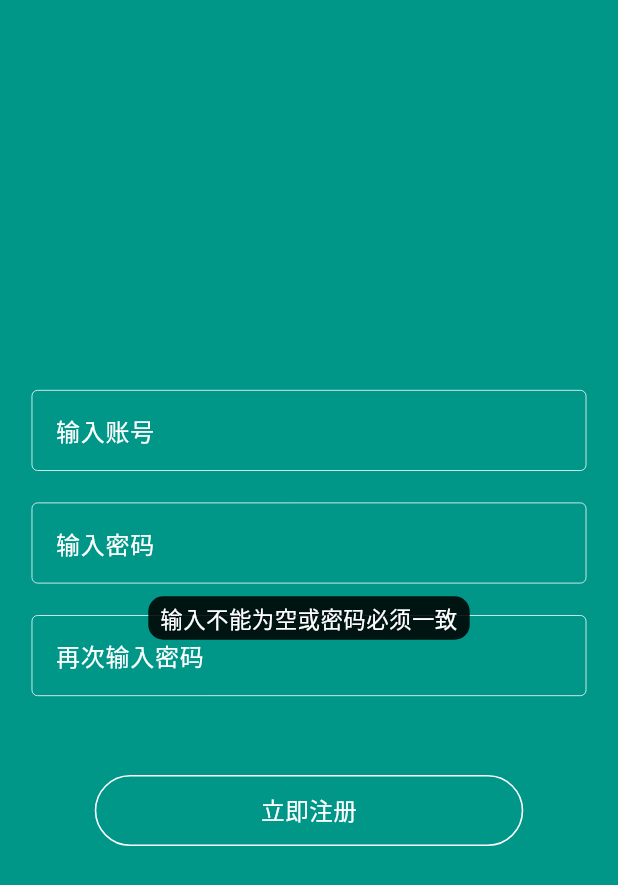
After one commit to smallg/flutter-demo, a Flutter app: the RegisterPage screen opened directly, after a tap on "立即注册", on a phone screen of 412 x 824 dp. The commit adds this screen. Shown: the top 885 px of the screen. Run offline on Flutter 3.47's test engine with Material 3 defaults, Android fonts, the phone set to English and light mode, and no system bars; drawn by our look-alikes of oktoast; our stand-ins replace dio, flutter_screenutil, flutter_swiper_view, pull_to_refresh, shared_preferences; missing offline and left inert: wan_android_flutter; accounts and stored records are empty; network calls fail.

Commit message:
Feature: Add login and register page

```diff
--- /dev/null
+++ b/lib/common_ui/common_style.dart
@@ -0,0 +1,49 @@
+import 'package:flutter/material.dart';
+import 'package:flutter_screenutil/flutter_screenutil.dart';
+
+Widget commonInput({
+  String? labelText,
+  TextEditingController? controller,
+  ValueChanged<String>? onChanged,
+  bool? obscureText,
+}) {
+  return TextField(
+    controller: controller,
+    onChanged: onChanged,
+    obscureText: obscureText ?? false,
+    style: TextStyle(color: Colors.white, fontSize: 14.sp),
+    cursorColor: Colors.white,
+    decoration: InputDecoration(
+      enabledBorder: OutlineInputBorder(
+        borderSide: BorderSide(color: Colors.white, width: 0.5.r),
+      ),
+      focusedBorder: OutlineInputBorder(
+        borderSide: BorderSide(color: Colors.white, width: 1.r),
+      ),
+      labelText: labelText,
+      labelStyle: TextStyle(color: Colors.white),
+    ),
+  );
+}
+
+Widget whiteBorderButton({required String title, GestureTapCallback? onTap}) {
+  return GestureDetector(
+    onTap: onTap,
+    child: Container(
+      alignment: Alignment.center,
+      width: double.infinity,
+      height: 45.h,
+      margin: EdgeInsets.only(left: 40.w, right: 40.w),
+      decoration: BoxDecoration(
+        borderRadius: BorderRadius.all(
+          Radius.circular(22.5.r),
+        ),
+        border: Border.all(color: Colors.white, width: 1.r),
+      ),
+      child: Text(
+        title,
+        style: TextStyle(color: Colors.white, fontSize: 15.sp),
+      ),
+    ),
+  );
+}
--- /dev/null
+++ b/lib/constants.dart
@@ -0,0 +1,6 @@
+class Constants {
+  Constants._();
+  static const String SP_USER_NAME = "SP_USER_NAME";
+  static const String SP_COOKIE_LIST = "SP_COOKIE_LIST";
+  static const String SP_NEW_APP_VERSION = "SP_NEW_APP_VERSION";
+}
--- /dev/null
+++ b/lib/pages/auth/auth_vm.dart
@@ -0,0 +1,73 @@
+import 'package:flutter/material.dart';
+import 'package:flutter_application_1/constants.dart';
+import 'package:flutter_application_1/utils/sp_utils.dart';
+import 'package:oktoast/oktoast.dart';
+
+import '../../repository/api.dart';
+import '../../repository/datas/user_info_model.dart';
+
+class AuthViewModel with ChangeNotifier {
+  RegisterInfo registerInfo = RegisterInfo();
+  LoginInfo loginInfo = LoginInfo();
+
+  Future<bool?> register() async {
+    if (registerInfo.name != null &&
+        registerInfo.pwd != null &&
+        registerInfo.rePwd != null &&
+        registerInfo.pwd == registerInfo.rePwd) {
+      if ((registerInfo.pwd?.length ?? 0) >= 6) {
+        dynamic result = await Api.instance.register(
+          name: registerInfo.name,
+          pwd: registerInfo.pwd,
+          rePwd: registerInfo.rePwd,
+        );
+        if (result is bool) {
+          return result;
+        } else {
+          return true;
+        }
+      }
+      showToast('密码长度必须大于6位');
+      return false;
+    }
+    showToast('输入不能为空或密码必须一致');
+    return false;
+  }
+
+  Future<bool?> login() async {
+    if (loginInfo.name != null && loginInfo.pwd != null) {
+      UserInfoModel data = await Api.instance.login(
+        name: loginInfo.name,
+        pwd: loginInfo.pwd,
+      );
+      if (data.username != null && data.username?.isNotEmpty == true) {
+        SpUtils.saveString(Constants.SP_USER_NAME, data.username ?? '');
+        return true;
+      }
+      showToast('登录失败');
+      return false;
+    }
+    showToast('输入不能为空');
+    return false;
+  }
+
+  void setLoginInfo({String? username, String? pwd}) {
+    if (username != null) {
+      loginInfo.name = username;
+    }
+    if (pwd != null) {
+      loginInfo.pwd = pwd;
+    }
+  }
+}
+
+class RegisterInfo {
+  String? name;
+  String? pwd;
+  String? rePwd;
+}
+
+class LoginInfo {
+  String? name;
+  String? pwd;
+}
--- /dev/null
+++ b/lib/pages/auth/register_page.dart
@@ -0,0 +1,85 @@
+import 'package:flutter/material.dart';
+import 'package:flutter_application_1/pages/auth/auth_vm.dart';
+import 'package:flutter_application_1/route/route_utils.dart';
+import 'package:flutter_screenutil/flutter_screenutil.dart';
+import 'package:oktoast/oktoast.dart';
+import 'package:provider/provider.dart';
+
+import '../../common_ui/common_style.dart';
+
+class RegisterPage extends StatefulWidget {
+  const RegisterPage({super.key});
+
+  @override
+  State createState() => _RegisterPageState();
+}
+
+class _RegisterPageState extends State<RegisterPage> {
+  AuthViewModel viewModel = AuthViewModel();
+
+  @override
+  void initState() {
+    super.initState();
+  }
+
+  @override
+  Widget build(BuildContext context) {
+    return ChangeNotifierProvider(
+      create: (context) {
+        return viewModel;
+      },
+      child: Scaffold(
+        backgroundColor: Colors.teal,
+        body: Expanded(
+          child: Container(
+            padding: EdgeInsets.only(left: 20.w, right: 20.w),
+            alignment: Alignment.center,
+            child: Consumer<AuthViewModel>(
+              builder: (context, vm, child) {
+                return Column(
+                  mainAxisAlignment: MainAxisAlignment.center,
+                  children: [
+                    commonInput(
+                      labelText: '输入账号',
+                      onChanged: (value) {
+                        vm.registerInfo.name = value;
+                      },
+                    ),
+                    SizedBox(height: 20.h),
+                    commonInput(
+                      labelText: '输入密码',
+                      onChanged: (value) {
+                        vm.registerInfo.pwd = value;
+                      },
+                      obscureText: true,
+                    ),
+                    SizedBox(height: 20.h),
+                    commonInput(
+                      labelText: '再次输入密码',
+                      onChanged: (value) {
+                        vm.registerInfo.rePwd = value;
+                      },
+                      obscureText: true,
+                    ),
+                    SizedBox(height: 50.h),
+                    whiteBorderButton(
+                      title: '立即注册',
+                      onTap: () => {
+                        viewModel.register().then((value) {
+                          if (value == true) {
+                            showToast('注册成功');
+                            RouteUtils.pop(context);
+                          }
+                        })
+                      },
+                    ),
+                  ],
+                );
+              },
+            ),
+          ),
+        ),
+      ),
+    );
+  }
+}
--- /dev/null
+++ b/lib/repository/datas/user_info_model.dart
@@ -0,0 +1,92 @@
+/// admin : false
+/// chapterTops : []
+/// coinCount : 75
+/// collectIds : [27996,28256,26624,28266,28250,28249,28260]
+/// email : ""
+/// icon : ""
+/// id : 160102
+/// nickname : "woaichikaorou"
+/// password : ""
+/// publicName : "woaichikaorou"
+/// token : ""
+/// type : 0
+/// username : "woaichikaorou"
+
+class UserInfoModel {
+  UserInfoModel({
+    this.admin,
+    this.chapterTops,
+    this.coinCount,
+    this.collectIds,
+    this.email,
+    this.icon,
+    this.id,
+    this.nickname,
+    this.password,
+    this.publicName,
+    this.token,
+    this.type,
+    this.username,
+  });
+
+  UserInfoModel.fromJson(Map<String, dynamic>? json) {
+    admin = json?['admin'];
+    if (json?['chapterTops'] != null) {
+      chapterTops = [];
+      json?['chapterTops'].forEach((v) {
+        chapterTops?.add(v);
+      });
+    }
+    coinCount = json?['coinCount'];
+
+    if (json?['collectIds'] is List) {
+      collectIds = [];
+      json?['collectIds'].forEach((v) {
+        collectIds?.add(v);
+      });
+    }
+    email = json?['email'];
+    icon = json?['icon'];
+    id = json?['id'];
+    nickname = json?['nickname'];
+    password = json?['password'];
+    publicName = json?['publicName'];
+    token = json?['token'];
+    type = json?['type'];
+    username = json?['username'];
+  }
+
+  bool? admin;
+  List<dynamic>? chapterTops;
+  num? coinCount;
+  List<num?>? collectIds;
+  String? email;
+  String? icon;
+  num? id;
+  String? nickname;
+  String? password;
+  String? publicName;
+  String? token;
+  num? type;
+  String? username;
+
+  Map<String, dynamic> toJson() {
+    final map = <String, dynamic>{};
+    map['admin'] = admin;
+    if (chapterTops != null) {
+      map['chapterTops'] = chapterTops?.map((v) => v.toJson()).toList();
+    }
+    map['coinCount'] = coinCount;
+    map['collectIds'] = collectIds;
+    map['email'] = email;
+    map['icon'] = icon;
+    map['id'] = id;
+    map['nickname'] = nickname;
+    map['password'] = password;
+    map['publicName'] = publicName;
+    map['token'] = token;
+    map['type'] = type;
+    map['username'] = username;
+    return map;
+  }
+}
--- a/lib/route/routes.dart
+++ b/lib/route/routes.dart
@@ -6,6 +6,8 @@ import '../pages/web_view_page.dart';
 class RoutePath {
   static const String tap = '/';
   static const String webViewPage = '/web_view_page';
+  static const String loginPage = '/login_page';
+  static const String registerPage = '/register_page';
 }
 
 class Routes {
@@ -14,6 +16,10 @@ class Routes {
       case RoutePath.tap:
         return pageRoute(TabPage(), settings: settings);
       case RoutePath.webViewPage:
+        return pageRoute(WebViewPage(title: 'from home'), settings: settings);
+      case RoutePath.loginPage:
+        return pageRoute(WebViewPage(title: 'from home'), settings: settings);
+      case RoutePath.registerPage:
         return pageRoute(WebViewPage(title: 'from home'), settings: settings);
     }
     return pageRoute(
--- a/lib/utils/sp_utils.dart
+++ b/lib/utils/sp_utils.dart
@@ -1,6 +1,5 @@
 import 'package:shared_preferences/shared_preferences.dart';
 
-///本地持久化存储工具类
 class SpUtils {
   SpUtils._();
   static Future<bool> saveStringList(String key, List<String> values) async {
```
Also changed, not shown: lib/http/interceptor/rsp_interceptor.dart (+7 -4 lines), lib/pages/auth/login_page.dart (added, +94 -0 lines), lib/pages/personal/personal_page.dart (+15 -5 lines), lib/repository/api.dart (+21 -0 lines).
